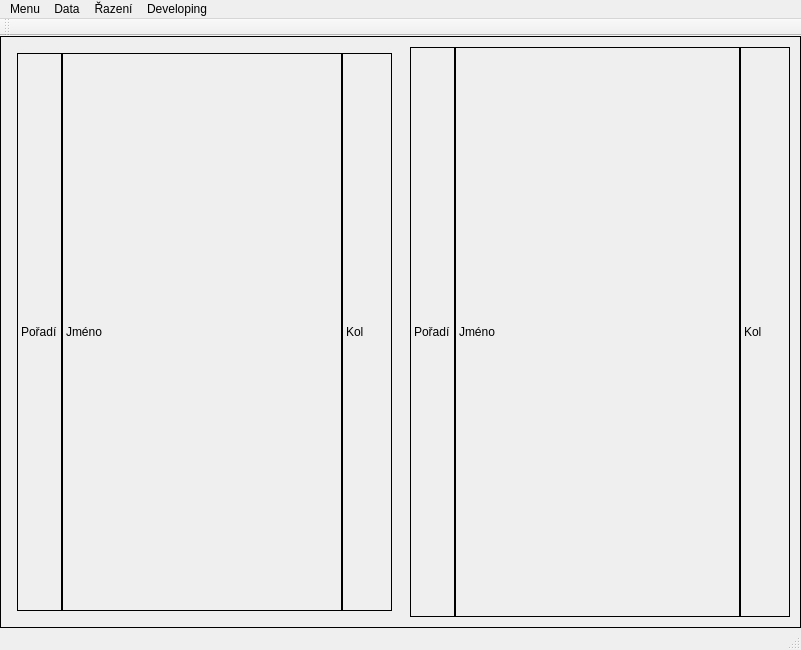
This is mainwindow.ui in aITy/24hoursRace as Qt 5 draws it before an edit. The edited form follows.
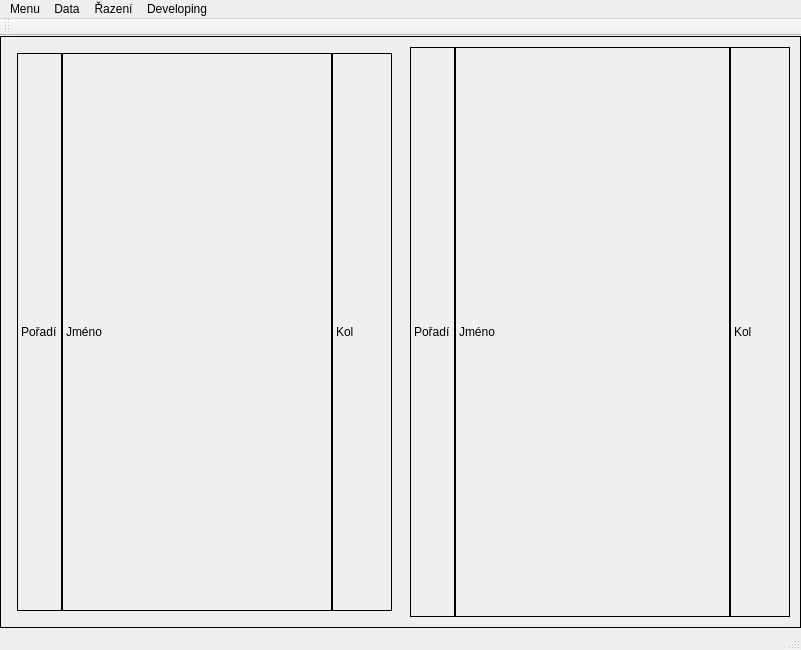
This is the edited form.

Commit message: round columns exanding fixxed - width now depends on ordering state

Patch:
```diff
--- a/mainwindow.ui
+++ b/mainwindow.ui
@@ -84,9 +84,15 @@
           <verstretch>0</verstretch>
          </sizepolicy>
         </property>
+        <property name="minimumSize">
+         <size>
+          <width>0</width>
+          <height>0</height>
+         </size>
+        </property>
         <property name="maximumSize">
          <size>
-          <width>50</width>
+          <width>60</width>
           <height>16777215</height>
          </size>
         </property>
@@ -145,7 +151,7 @@
         </property>
         <property name="maximumSize">
          <size>
-          <width>50</width>
+          <width>60</width>
           <height>16777215</height>
          </size>
         </property>
```
Left out of the diff: 11 changed lines with no effect on the pictures. The commit also changes 6 other files.
